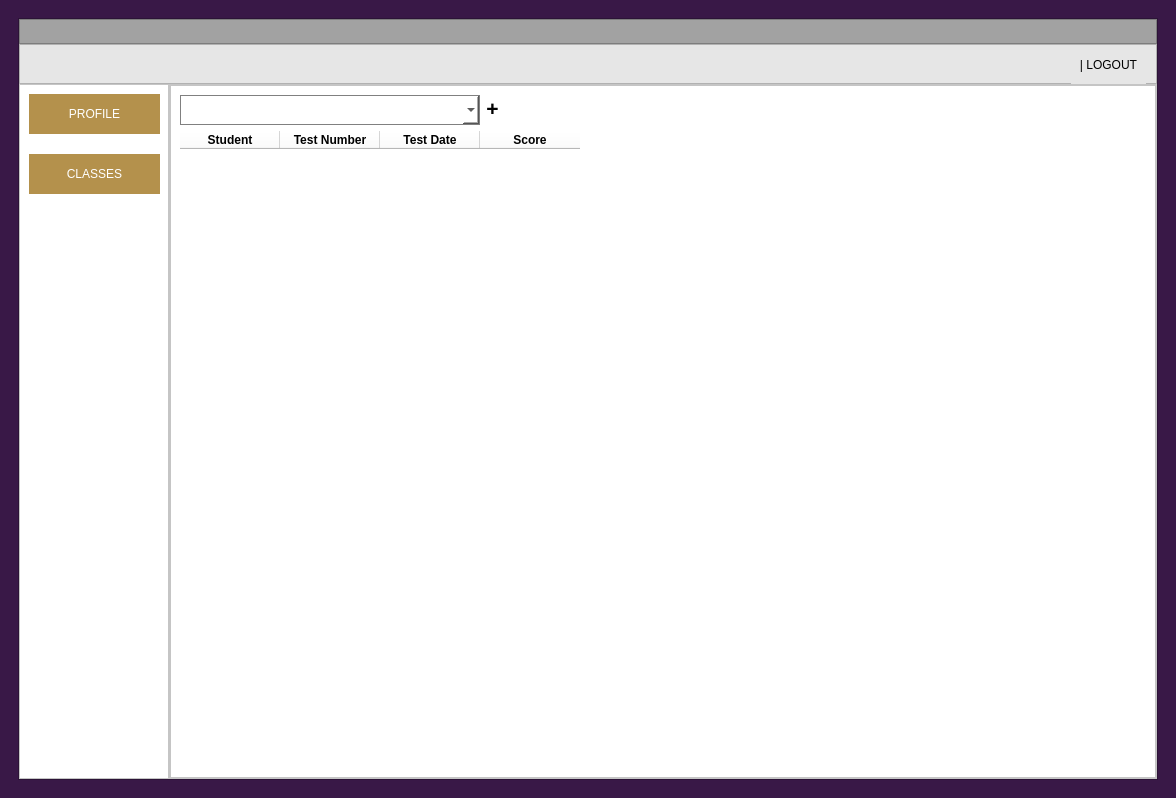
Above: final_design.ui from kparker99/University before the change. Below: the same form after it.
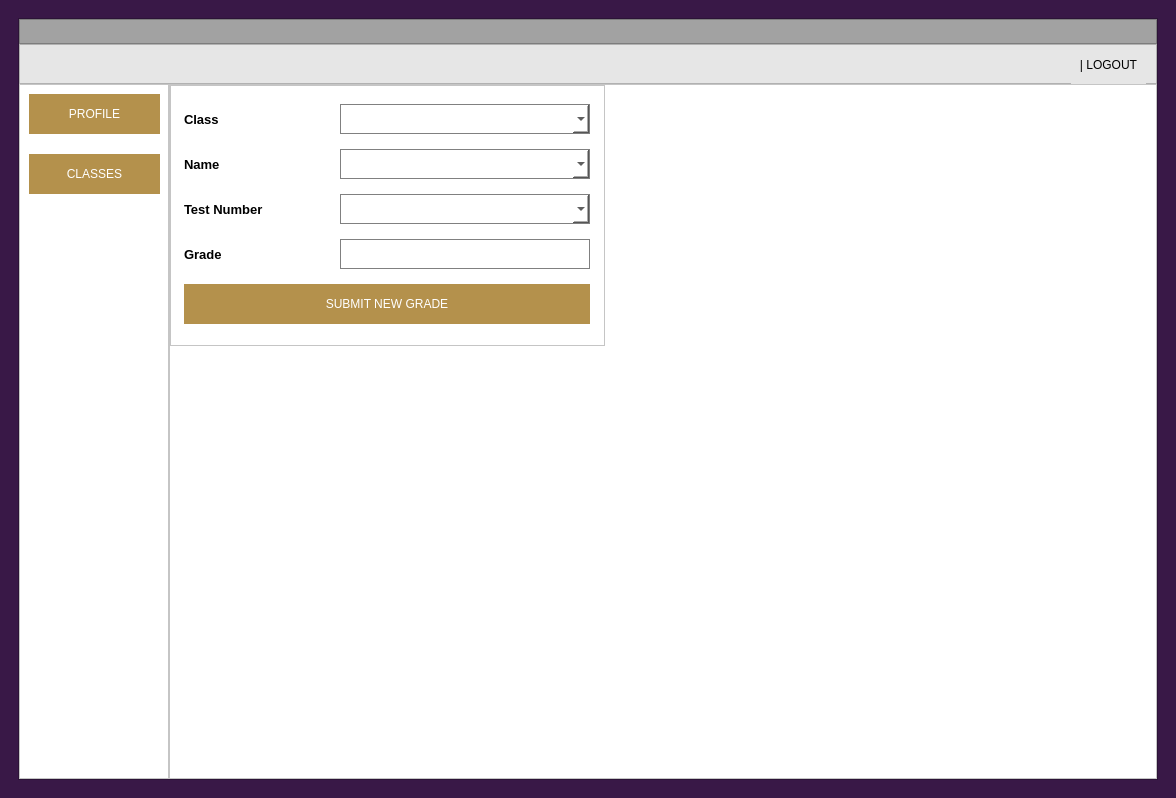
That is the form after the change. The open tabs and pages were chosen to show the change. Icons and pictures are not drawn.

Commit message: teacher edit grades functions and design

The edit to the form file:
```diff
--- a/final_design.ui
+++ b/final_design.ui
@@ -36,7 +36,7 @@
        <string notr="true">background-color: rgb(57, 24, 71);</string>
       </property>
       <property name="currentIndex">
-       <number>3</number>
+       <number>2</number>
       </property>
       <widget class="QWidget" name="login_page">
        <property name="styleSheet">
@@ -1807,7 +1807,7 @@
                    <string notr="true"/>
                   </property>
                   <property name="currentIndex">
-                   <number>3</number>
+                   <number>1</number>
                   </property>
                   <widget class="QWidget" name="s_profile_page">
                    <property name="minimumSize">
@@ -2549,7 +2549,7 @@
                              </property>
                              <property name="styleSheet">
                               <string notr="true">border: 1px solid #808080;
-background-color: #white;</string>
+background-color: #fff;</string>
                              </property>
                             </widget>
                            </item>
@@ -2998,7 +2998,7 @@
                 <item>
                  <widget class="QStackedWidget" name="stackedWidget_3">
                   <property name="currentIndex">
-                   <number>2</number>
+                   <number>1</number>
                   </property>
                   <widget class="QWidget" name="t_profile_page">
                    <layout class="QGridLayout" name="gridLayout_17">
@@ -3189,8 +3189,6 @@
                       <property name="frameShadow">
                        <enum>QFrame::Raised</enum>
                       </property>
-                      <layout class="QGridLayout" name="gridLayout_18">
-                       <item row="0" column="0">
                         <layout class="QVBoxLayout" name="verticalLayout_14">
                          <item>
                           <layout class="QHBoxLayout" name="horizontalLayout_6">
@@ -3219,38 +3217,6 @@
                              </property>
                             </widget>
                            </item>
-                           <item alignment="Qt::AlignHCenter|Qt::AlignVCenter">
-                            <widget class="QPushButton" name="t_grades_addgrade">
-                             <property name="minimumSize">
-                              <size>
-                               <width>0</width>
-                               <height>30</height>
-                              </size>
-                             </property>
-                             <property name="maximumSize">
-                              <size>
-                               <width>70</width>
-                               <height>16777215</height>
-                              </size>
-                             </property>
-                             <property name="font">
-                              <font>
-                               <pointsize>16</pointsize>
-                               <weight>75</weight>
-                               <bold>true</bold>
-                              </font>
-                             </property>
-                             <property name="styleSheet">
-                              <string notr="true">text-align: center;
-padding-bottom: 3px;
-border-style: outset;
-border-width: 0px;</string>
-                             </property>
-                             <property name="text">
-                              <string>+</string>
-                             </property>
-                            </widget>
-                           </item>
                            <item>
                             <widget class="QLabel" name="t_grades_nogrades_label">
                              <property name="minimumSize">
@@ -3362,6 +3328,48 @@
                            </column>
                           </widget>
                          </item>
+                       <item>
+                        <layout class="QHBoxLayout" name="horizontalLayout_10">
+                         <item>
+                          <widget class="QPushButton" name="t_grades_addgrade_btn">
+                           <property name="minimumSize">
+                            <size>
+                             <width>0</width>
+                             <height>40</height>
+                            </size>
+                           </property>
+                           <property name="styleSheet">
+                            <string notr="true">background-color: rgb(180, 145, 76);
+font: 12pt &quot;Montserrat SemiBold&quot;;
+color: white;
+border-style: outset;
+border-width: 0px;</string>
+                           </property>
+                           <property name="text">
+                            <string>ADD GRADE</string>
+                           </property>
+                          </widget>
+                         </item>
+                         <item>
+                          <widget class="QPushButton" name="t_grades_editgrade_btn">
+                           <property name="minimumSize">
+                            <size>
+                             <width>0</width>
+                             <height>40</height>
+                            </size>
+                           </property>
+                           <property name="styleSheet">
+                            <string notr="true">background-color: rgb(180, 145, 76);
+font: 12pt &quot;Montserrat SemiBold&quot;;
+color: white;
+border-style: outset;
+border-width: 0px;</string>
+                           </property>
+                           <property name="text">
+                            <string>EDIT GRADE</string>
+                           </property>
+                          </widget>
+                         </item>
                         </layout>
                        </item>
                       </layout>
@@ -3732,6 +3740,261 @@
                     </layout>
                    </widget>
                   </widget>
+                  <widget class="QWidget" name="t_editgrade_page">
+                   <widget class="QFrame" name="frame_16">
+                    <property name="geometry">
+                     <rect>
+                      <x>0</x>
+                      <y>0</y>
+                      <width>435</width>
+                      <height>261</height>
+                     </rect>
+                    </property>
+                    <property name="frameShape">
+                     <enum>QFrame::StyledPanel</enum>
+                    </property>
+                    <property name="frameShadow">
+                     <enum>QFrame::Raised</enum>
+                    </property>
+                    <layout class="QHBoxLayout" name="horizontalLayout_22">
+                     <item>
+                      <layout class="QVBoxLayout" name="verticalLayout_17">
+                       <item>
+                        <layout class="QHBoxLayout" name="horizontalLayout_17">
+                         <item>
+                          <widget class="QLabel" name="label_20">
+                           <property name="minimumSize">
+                            <size>
+                             <width>150</width>
+                             <height>20</height>
+                            </size>
+                           </property>
+                           <property name="maximumSize">
+                            <size>
+                             <width>150</width>
+                             <height>20</height>
+                            </size>
+                           </property>
+                           <property name="font">
+                            <font>
+                             <pointsize>10</pointsize>
+                             <weight>75</weight>
+                             <bold>true</bold>
+                            </font>
+                           </property>
+                           <property name="text">
+                            <string>Class</string>
+                           </property>
+                          </widget>
+                         </item>
+                         <item>
+                          <widget class="QComboBox" name="t_editgrade_class_drop">
+                           <property name="minimumSize">
+                            <size>
+                             <width>250</width>
+                             <height>30</height>
+                            </size>
+                           </property>
+                           <property name="maximumSize">
+                            <size>
+                             <width>250</width>
+                             <height>30</height>
+                            </size>
+                           </property>
+                           <property name="styleSheet">
+                            <string notr="true">
+border: 1px solid #808080;</string>
+                           </property>
+                          </widget>
+                         </item>
+                        </layout>
+                       </item>
+                       <item>
+                        <layout class="QHBoxLayout" name="horizontalLayout_18">
+                         <item>
+                          <widget class="QLabel" name="label_15">
+                           <property name="minimumSize">
+                            <size>
+                             <width>150</width>
+                             <height>20</height>
+                            </size>
+                           </property>
+                           <property name="maximumSize">
+                            <size>
+                             <width>150</width>
+                             <height>20</height>
+                            </size>
+                           </property>
+                           <property name="font">
+                            <font>
+                             <pointsize>10</pointsize>
+                             <weight>75</weight>
+                             <bold>true</bold>
+                            </font>
+                           </property>
+                           <property name="text">
+                            <string>Name</string>
+                           </property>
+                          </widget>
+                         </item>
+                         <item>
+                          <widget class="QComboBox" name="t_editgrade_name_drop">
+                           <property name="minimumSize">
+                            <size>
+                             <width>0</width>
+                             <height>30</height>
+                            </size>
+                           </property>
+                           <property name="maximumSize">
+                            <size>
+                             <width>16777215</width>
+                             <height>30</height>
+                            </size>
+                           </property>
+                           <property name="styleSheet">
+                            <string notr="true">
+border: 1px solid #808080;</string>
+                           </property>
+                          </widget>
+                         </item>
+                        </layout>
+                       </item>
+                       <item>
+                        <layout class="QHBoxLayout" name="horizontalLayout_19">
+                         <item>
+                          <widget class="QLabel" name="label_21">
+                           <property name="minimumSize">
+                            <size>
+                             <width>150</width>
+                             <height>20</height>
+                            </size>
+                           </property>
+                           <property name="maximumSize">
+                            <size>
+                             <width>150</width>
+                             <height>20</height>
+                            </size>
+                           </property>
+                           <property name="font">
+                            <font>
+                             <pointsize>10</pointsize>
+                             <weight>75</weight>
+                             <bold>true</bold>
+                            </font>
+                           </property>
+                           <property name="text">
+                            <string>Test Number</string>
+                           </property>
+                          </widget>
+                         </item>
+                         <item>
+                          <widget class="QComboBox" name="t_editgrade_testno_drop">
+                           <property name="minimumSize">
+                            <size>
+                             <width>0</width>
+                             <height>30</height>
+                            </size>
+                           </property>
+                           <property name="styleSheet">
+                            <string notr="true">
+border: 1px solid #808080;</string>
+                           </property>
+                          </widget>
+                         </item>
+                        </layout>
+                       </item>
+                       <item>
+                        <layout class="QHBoxLayout" name="horizontalLayout_21">
+                         <item>
+                          <widget class="QLabel" name="label_23">
+                           <property name="minimumSize">
+                            <size>
+                             <width>150</width>
+                             <height>20</height>
+                            </size>
+                           </property>
+                           <property name="maximumSize">
+                            <size>
+                             <width>150</width>
+                             <height>20</height>
+                            </size>
+                           </property>
+                           <property name="font">
+                            <font>
+                             <pointsize>10</pointsize>
+                             <weight>75</weight>
+                             <bold>true</bold>
+                            </font>
+                           </property>
+                           <property name="text">
+                            <string>Grade</string>
+                           </property>
+                          </widget>
+                         </item>
+                         <item>
+                          <widget class="QLineEdit" name="t_editgrade_grade_field">
+                           <property name="minimumSize">
+                            <size>
+                             <width>250</width>
+                             <height>30</height>
+                            </size>
+                           </property>
+                           <property name="maximumSize">
+                            <size>
+                             <width>250</width>
+                             <height>30</height>
+                            </size>
+                           </property>
+                           <property name="font">
+                            <font>
+                             <pointsize>10</pointsize>
+                            </font>
+                           </property>
+                           <property name="cursor">
+                            <cursorShape>IBeamCursor</cursorShape>
+                           </property>
+                           <property name="styleSheet">
+                            <string notr="true">
+border: 1px solid #808080;</string>
+                           </property>
+                           <property name="maxLength">
+                            <number>50</number>
+                           </property>
+                          </widget>
+                         </item>
+                        </layout>
+                       </item>
+                       <item>
+                        <widget class="QPushButton" name="t_editgrade_submit_btn">
+                         <property name="minimumSize">
+                          <size>
+                           <width>0</width>
+                           <height>40</height>
+                          </size>
+                         </property>
+                         <property name="maximumSize">
+                          <size>
+                           <width>16777215</width>
+                           <height>40</height>
+                          </size>
+                         </property>
+                         <property name="styleSheet">
+                          <string notr="true">background-color: rgb(180, 145, 76);
+font: 12pt &quot;Montserrat SemiBold&quot;;
+color: white;
+border-style: outset;
+border-width: 0px;</string>
+                         </property>
+                         <property name="text">
+                          <string>SUBMIT NEW GRADE</string>
+                         </property>
+                        </widget>
+                       </item>
+                      </layout>
+                     </item>
+                    </layout>
+                   </widget>
+                  </widget>
                  </widget>
                 </item>
                </layout>
```
Lines whose indentation alone changed are shown as unchanged. The commit also changes 4 other files.
